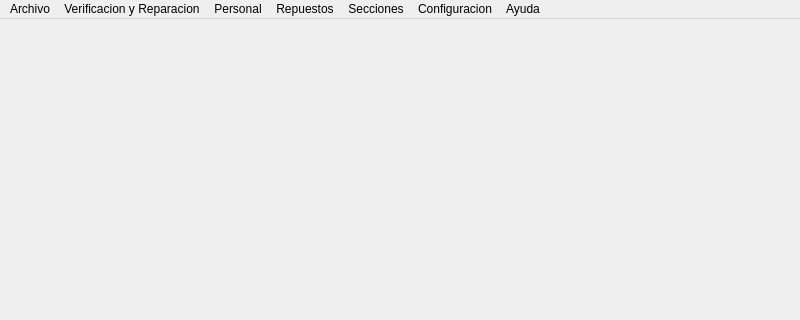
The window that src/ui/MainWindowExample.ui (guilleurrutia10/division-transporte) describes before a commit, drawn with Qt 5; both pictures show x 0 to 800 and y 0 to 320 of the 800 by 600 pixel window.
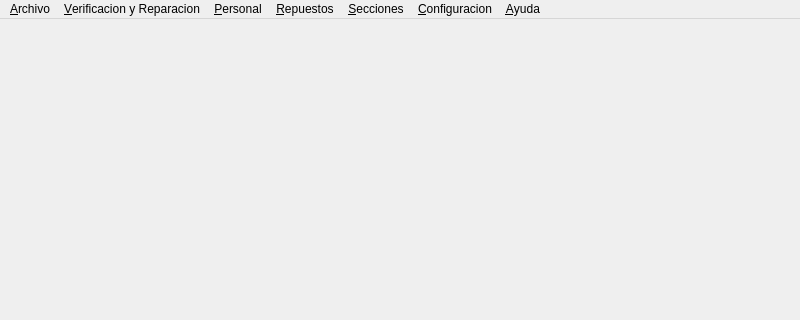
The same window after the commit.

```diff
--- a/src/ui/MainWindowExample.ui
+++ b/src/ui/MainWindowExample.ui
@@ -35,12 +35,12 @@
      <x>0</x>
      <y>0</y>
      <width>800</width>
-     <height>21</height>
+     <height>20</height>
     </rect>
    </property>
    <widget class="QMenu" name="menuArchivo">
     <property name="title">
-     <string>Archivo</string>
+     <string>&amp;Archivo</string>
     </property>
     <addaction name="actionSobre"/>
     <addaction name="actionListado"/>
@@ -50,7 +50,7 @@
    </widget>
    <widget class="QMenu" name="menuVerificacion_y_Reparacion">
     <property name="title">
-     <string>Verificacion y Reparacion</string>
+     <string>&amp;Verificacion y Reparacion</string>
     </property>
     <widget class="QMenu" name="menuListados_de_Vehiculos">
      <property name="title">
@@ -78,7 +78,7 @@
    </widget>
    <widget class="QMenu" name="menuPersonal">
     <property name="title">
-     <string>Personal</string>
+     <string>&amp;Personal</string>
     </property>
     <widget class="QMenu" name="menuListados_Personal">
      <property name="title">
@@ -98,7 +98,7 @@
    </widget>
    <widget class="QMenu" name="menuRepuestos">
     <property name="title">
-     <string>Repuestos</string>
+     <string>&amp;Repuestos</string>
     </property>
     <widget class="QMenu" name="menuListados_de_Repuestos">
      <property name="title">
@@ -115,7 +115,7 @@
    </widget>
    <widget class="QMenu" name="menuSecciones">
     <property name="title">
-     <string>Secciones</string>
+     <string>&amp;Secciones</string>
     </property>
     <addaction name="actionAlta_de_Seccion"/>
     <addaction name="separator"/>
@@ -126,13 +126,13 @@
    </widget>
    <widget class="QMenu" name="menuConfiguracion">
     <property name="title">
-     <string>Configuracion</string>
+     <string>&amp;Configuracion</string>
     </property>
     <addaction name="actionPreferencias"/>
    </widget>
    <widget class="QMenu" name="menuAyuda">
     <property name="title">
-     <string>Ayuda</string>
+     <string>&amp;Ayuda</string>
     </property>
     <addaction name="actionAcerca_de_Division_de_Transporte"/>
    </widget>
```
Left out of the diff: 74 changed lines with no effect on the pictures.
